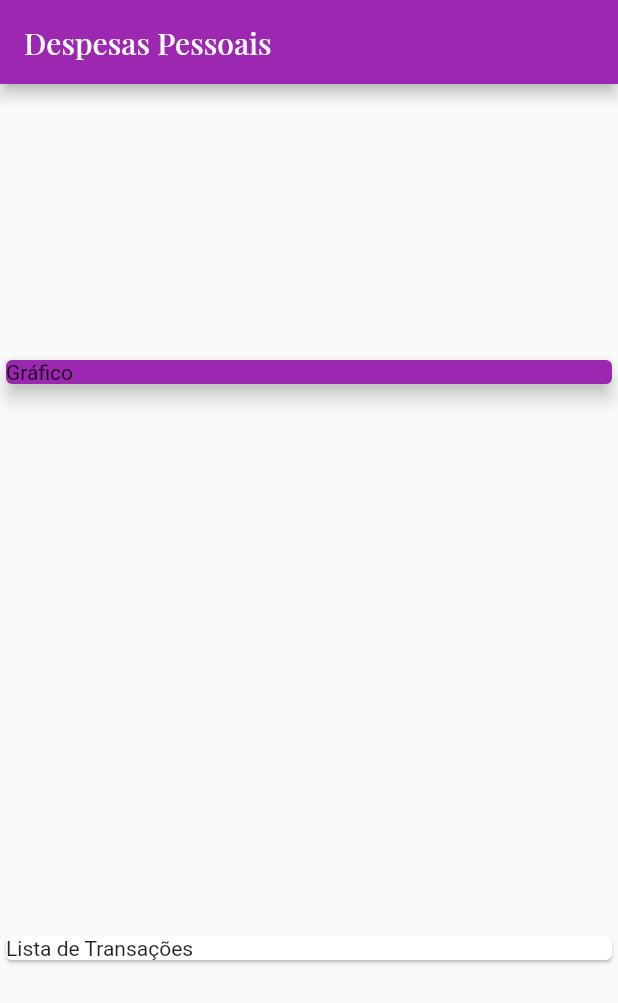
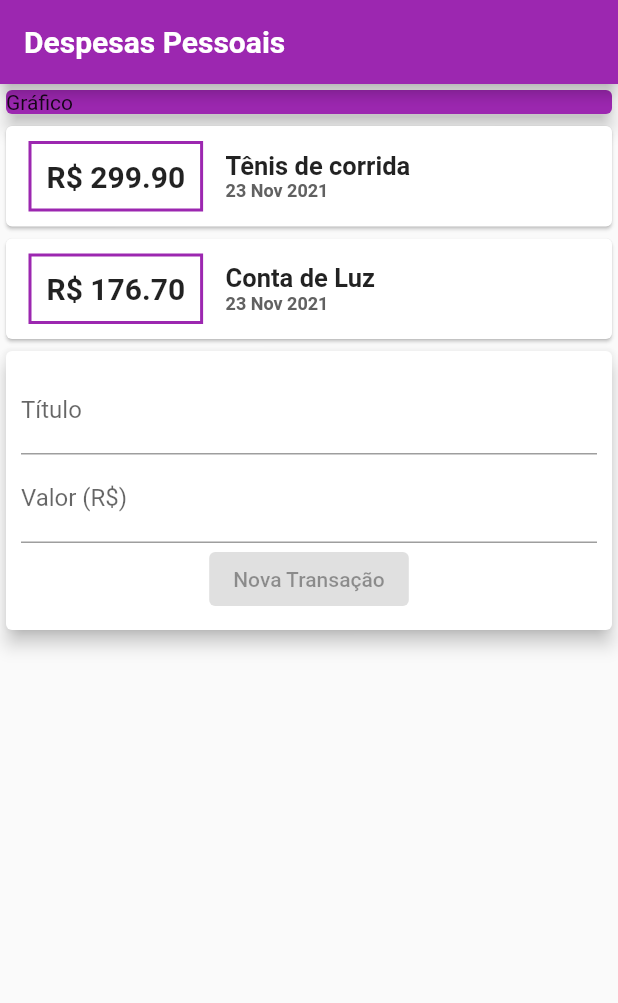
Before and after one commit to gbarth/despesasPessoais, a Flutter app: the screen it shows after launch, on a phone screen of 412 x 824 dp. Shown: the top 1003 px of the screen. Run offline on Flutter 3.47's test engine with Material 2 defaults, Android fonts, the phone set to English and light mode, and no system bars; our stand-ins replace google_fonts; Roboto replaces fonts that are missing (Play).

Commit message:
Transaction list and text field

```diff
--- /dev/null
+++ b/lib/components/transaction_list.dart
@@ -0,0 +1,65 @@
+import 'package:flutter/material.dart';
+import 'package:google_fonts/google_fonts.dart';
+import '../models/transaction.dart';
+import 'package:intl/intl.dart';
+
+
+class TransactionList extends StatelessWidget {
+
+  final List<Transaction> transactions;
+  TransactionList(this.transactions);
+
+  @override
+  Widget build(BuildContext context) {
+    return Column(
+            children: transactions.map((tr) {
+            return Card(
+              child: Row(
+                children: <Widget> [
+                  Container(
+                    margin: const EdgeInsets.symmetric(
+                      horizontal: 15,
+                      vertical: 10
+                    ),
+                    decoration: BoxDecoration(
+                      border: Border.all(
+                        color: Colors.purple,
+                        width: 2,
+                      )
+                    ),
+                    padding: const EdgeInsets.all(10),
+                    child: Text(
+                      'R\$ ${tr.value.toStringAsFixed(2)}',
+                      style: const TextStyle(
+                        fontWeight: FontWeight.bold,
+                        fontSize: 20,
+                      ),
+                    ),
+                  ),
+                  Column(
+                    crossAxisAlignment: CrossAxisAlignment.start,
+                    children: <Widget> [
+                      Text(
+                        tr.title,
+                        style: GoogleFonts.play(
+                          fontWeight: FontWeight.bold,
+                          fontSize: 17,
+                        ),
+                        ),
+                      Text(
+                        DateFormat('d MMM y').format(tr.date),
+                        style: TextStyle(
+                          fontWeight: FontWeight.bold,
+                          color: Colors.grey[700],
+                          fontSize: 12,
+                        ),
+                        ),
+                    ],
+                  )
+                ],
+              ),
+            );
+            }).toList(),
+          );
+  }
+}
--- a/lib/main.dart
+++ b/lib/main.dart
@@ -1,6 +1,8 @@
+import 'package:expenses/components/transaction_list.dart';
 import 'package:expenses/models/transaction.dart';
 import 'package:flutter/material.dart';
 import 'package:google_fonts/google_fonts.dart';
+import 'package:intl/intl.dart';
 
 main() => runApp(const ExpensesApp());
 
@@ -11,7 +13,8 @@ class ExpensesApp extends StatelessWidget {
   Widget build(BuildContext context) {
     return MaterialApp(
       title: 'Despesas Pessoais',
-      home:MyHomePage()
+      home:MyHomePage(),
+      debugShowCheckedModeBanner: false,
     );
   }
 }
@@ -20,7 +23,7 @@ class MyHomePage extends StatelessWidget {
   final _transactions = [
     Transaction (
       id: 't1',
-      title: 'Novo tênis de corrida',
+      title: 'Tênis de corrida',
       value: 299.90,
       date: DateTime.now(),
     ),
@@ -38,12 +41,13 @@ class MyHomePage extends StatelessWidget {
       appBar: AppBar(
         title: Text(
           'Despesas Pessoais',
-          style: GoogleFonts.playfairDisplay()
+          style: GoogleFonts.play(
+            fontWeight: FontWeight.bold
+          )
           ),
-        backgroundColor: Colors.purple,
+        backgroundColor: Colors.purple
       ),
       body: Column(
-        mainAxisAlignment: MainAxisAlignment.spaceAround,
         crossAxisAlignment: CrossAxisAlignment.stretch,
         children: <Widget>[
           Container(
@@ -53,8 +57,30 @@ class MyHomePage extends StatelessWidget {
                elevation: 5,
              ),
           ),
-          const Card(
-            child: Text('Lista de Transações'),
+          TransactionList(_transactions),
+          Card(
+            elevation: 5,
+            child: Padding(
+              padding: const EdgeInsets.all(10),
+              child: Column(
+                children: const <Widget> [
+                  TextField(
+                    decoration: InputDecoration(
+                      labelText: 'Título'
+                    ),
+                  ),
+                  TextField(
+                    decoration: InputDecoration(
+                      labelText: 'Valor (R\$)'
+                    ),
+                  ),
+                  ElevatedButton(
+                    child: Text('Nova Transação'),
+                    onPressed: null,
+                  ),
+                ],
+              ),
+            ),
           )
         ],
       ),
--- a/pubspec.yaml
+++ b/pubspec.yaml
@@ -30,7 +30,7 @@ dependencies:
   flutter:
     sdk: flutter
   google_fonts: ^2.1.0
-
+  intl: ^0.17.0
 
   # The following adds the Cupertino Icons font to your application.
   # Use with the CupertinoIcons class for iOS style icons.
```
Also changed, not shown: pubspec.lock.
